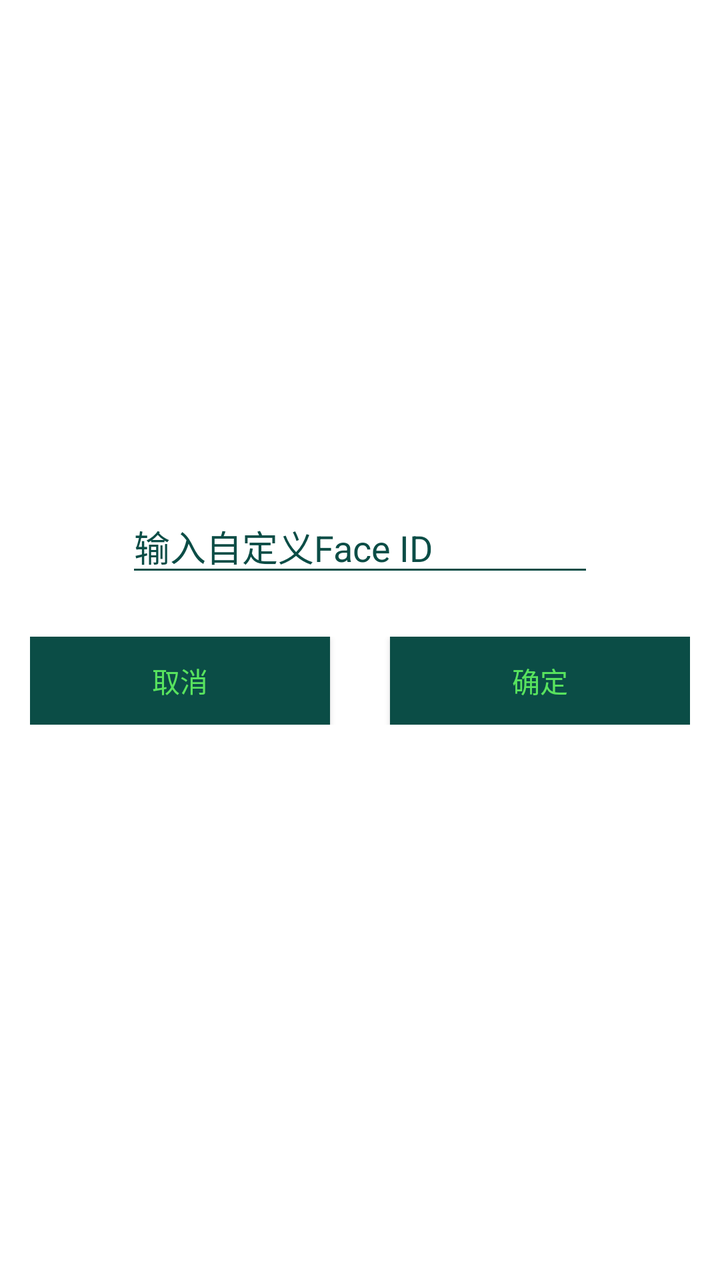
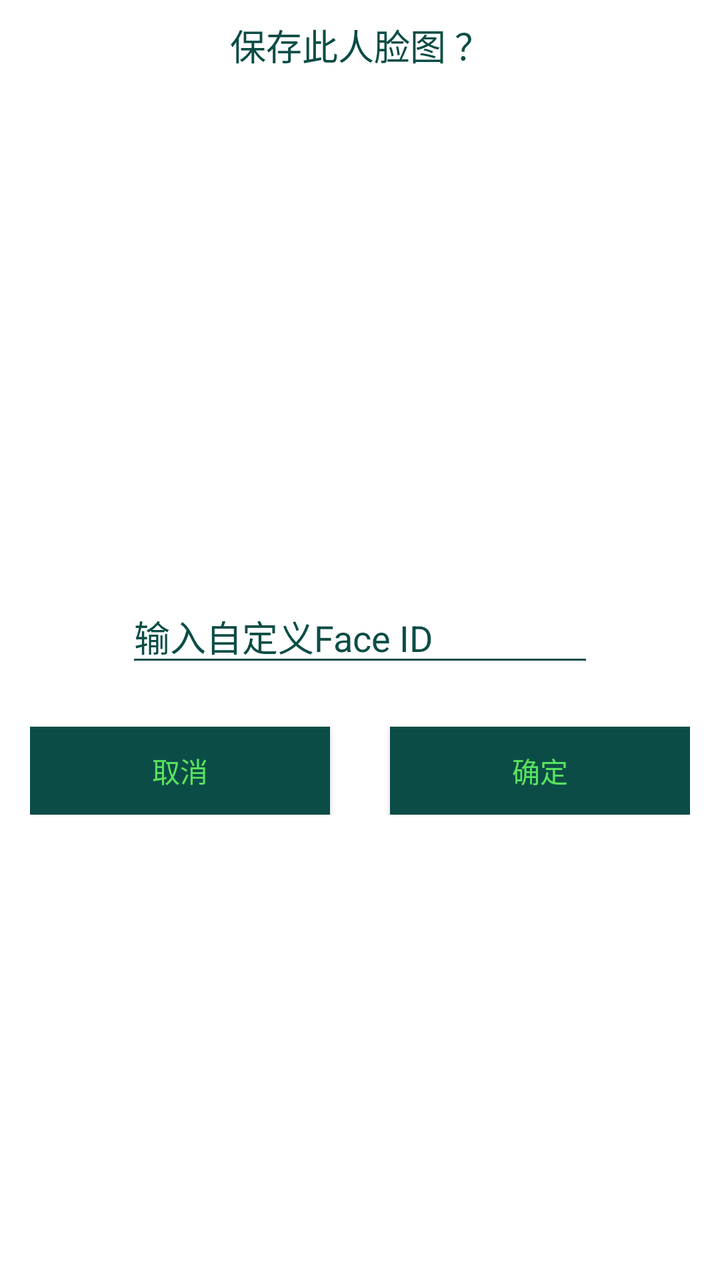

Compare the two renders of this Android layout. The source of the first and the diff that turns it into the second are given below.
<!-- AndroidManifest.xml: application theme Theme.AppCompat.NoActionBar -->
<!-- res/layout/dialog_confirm_base.xml -->
<?xml version="1.0" encoding="utf-8"?>
<LinearLayout xmlns:android="http://schemas.android.com/apk/res/android"
    android:layout_width="match_parent"
    android:layout_height="wrap_content"
    android:background="@color/white"
    android:orientation="vertical">

    <androidx.core.widget.NestedScrollView
        android:layout_width="match_parent"
        android:layout_height="match_parent">

        <LinearLayout
            android:layout_width="match_parent"
            android:layout_height="wrap_content"
            android:orientation="vertical">

            <TextView
                android:id="@+id/textView"
                android:layout_width="match_parent"
                android:layout_height="50dp"
                android:background="@color/white"
                android:gravity="center"
                android:text="保存此图 ？"
                android:visibility="gone"
                android:textColor="@color/colorPrimary"
                android:textSize="17sp" />


            <ImageView
                android:id="@+id/preview"
                android:layout_gravity="center"
                android:layout_marginTop="25dp"
                android:layout_marginBottom="25dp"
                android:layout_width="200dp"
                android:layout_height="200dp"/>


            <EditText
                android:id="@+id/edit_text"
                android:layout_width="234dp"
                android:layout_height="wrap_content"
                android:hint="输入自定义Face ID"
                android:layout_gravity="center"
                android:theme="@style/MyEditText"
                android:layout_marginBottom="25dp"
                android:textColorHint="@color/colorPrimary"
                android:textColor="@color/green"
                android:focusable="true"
                android:focusableInTouchMode="true"
                />


            <LinearLayout
                android:layout_width="match_parent"
                android:layout_height="wrap_content"
                android:layout_marginBottom="25dp"
                android:orientation="horizontal"
                android:paddingLeft="15dp"
                android:paddingRight="15dp">

                <Button
                    android:id="@+id/btn_cancel"
                    android:layout_width="0dp"
                    android:layout_height="44dp"
                    android:layout_marginRight="15dp"
                    android:layout_weight="1"
                    android:background="@color/colorPrimary"
                    android:text="取消"
                    android:textColor="@color/green"
                    android:textSize="14sp" />

                <Button
                    android:id="@+id/btn_ok"
                    android:layout_width="0dp"
                    android:layout_height="44dp"
                    android:layout_weight="1"
                    android:layout_marginLeft="15dp"
                    android:background="@color/colorPrimary"
                    android:text="确定"
                    android:textColor="@color/green"
                    android:textSize="14sp" />

            </LinearLayout>

        </LinearLayout>

    </androidx.core.widget.NestedScrollView>

</LinearLayout>
<!-- resources referenced by this layout -->
<resources>
  <color name="colorPrimary">#0B4D46</color>
  <color name="green">#58E35E</color>
  <color name="white">#FFFFFFFF</color>
  <style name="MyEditText" parent="Theme.AppCompat.Light">
          <item name="colorControlNormal">@color/blue_sky</item>
          <item name="colorControlActivated">@color/green</item>
      </style>
  <color name="blue_sky">#0B4D46</color>
</resources>

<!-- the commit's change to res/layout/dialog_confirm_base.xml (unified diff, before → after) -->
@@ -17,13 +17,12 @@
             <TextView
                 android:id="@+id/textView"
                 android:layout_width="match_parent"
-                android:layout_height="50dp"
+                android:layout_height="45dp"
                 android:background="@color/white"
                 android:gravity="center"
-                android:text="保存此图 ？"
-                android:visibility="gone"
+                android:text="保存此人脸图 ？"
                 android:textColor="@color/colorPrimary"
-                android:textSize="17sp" />
+                android:textSize="18sp" />
 
 
             <ImageView
@@ -53,7 +52,7 @@
             <LinearLayout
                 android:layout_width="match_parent"
                 android:layout_height="wrap_content"
-                android:layout_marginBottom="25dp"
+                android:layout_marginBottom="15dp"
                 android:orientation="horizontal"
                 android:paddingLeft="15dp"
                 android:paddingRight="15dp">
